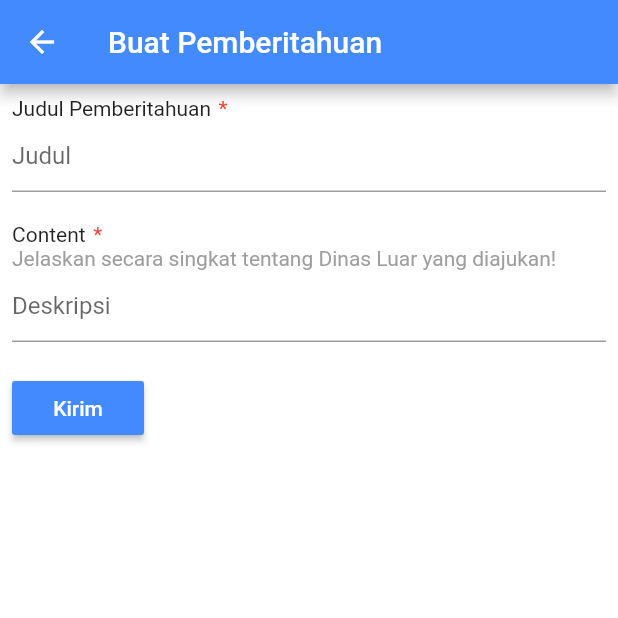
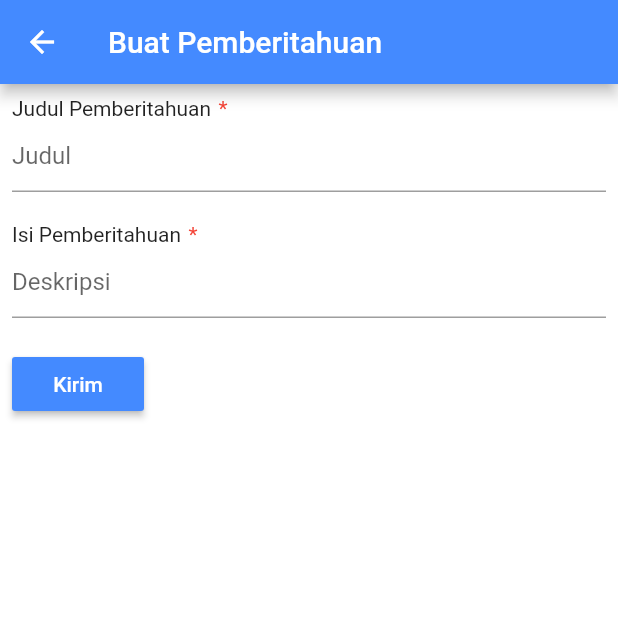
Before and after one commit to ryanaidilp/sistem_absensi_pegawai_app, a Flutter app: the CreateNotificationScreen screen opened directly, on a phone screen of 412 x 824 dp, the top half of it. Run offline on Flutter 3.47's test engine with Material 2 defaults, Android fonts, the phone set to English and light mode, and no system bars; our stand-ins replace auto_size_text, device_info, flare_flutter, flutter_countdown_timer, flutter_image_compress, geocoding and 7 more; missing offline and left inert: android_intent, flutter_config, onesignal_flutter, qr_code_scanner; accounts and stored records are empty.

```diff
--- a/lib/screen/create_notification_screen.dart
+++ b/lib/screen/create_notification_screen.dart
@@ -87,17 +87,13 @@ class _CreateNotificationScreenState extends State<CreateNotificationScreen> {
               SizedBox(height: 20.0),
               Row(
                 children: <Widget>[
-                  Text('Content'),
+                  Text('Isi Pemberitahuan'),
                   SizedBox(width: 5.0),
                   Text(
                     '*',
                     style: TextStyle(color: Colors.red),
                   ),
                 ],
-              ),
-              Text(
-                'Jelaskan secara singkat tentang Dinas Luar yang diajukan!',
-                style: TextStyle(color: Colors.grey),
               ),
               TextFormField(
                 keyboardType: TextInputType.multiline,
--- a/lib/screen/create_outstation_screen.dart
+++ b/lib/screen/create_outstation_screen.dart
@@ -169,7 +169,9 @@ class _CreateOutstationScreenState extends State<CreateOutstationScreen> {
                 style: TextStyle(color: Colors.grey),
               ),
               TextFormField(
-                keyboardType: TextInputType.text,
+                keyboardType: TextInputType.multiline,
+                minLines: 1,
+                maxLines: 5,
                 controller: _descriptionController,
                 decoration: InputDecoration(
                     alignLabelWithHint: true,
--- a/lib/screen/create_permission_screen.dart
+++ b/lib/screen/create_permission_screen.dart
@@ -173,7 +173,9 @@ class _CreatePermissionScreenState extends State<CreatePermissionScreen> {
                 style: TextStyle(color: Colors.grey),
               ),
               TextFormField(
-                keyboardType: TextInputType.text,
+                keyboardType: TextInputType.multiline,
+                minLines: 1,
+                maxLines: 5,
                 controller: _descriptionController,
                 decoration: InputDecoration(
                     alignLabelWithHint: true,
```
